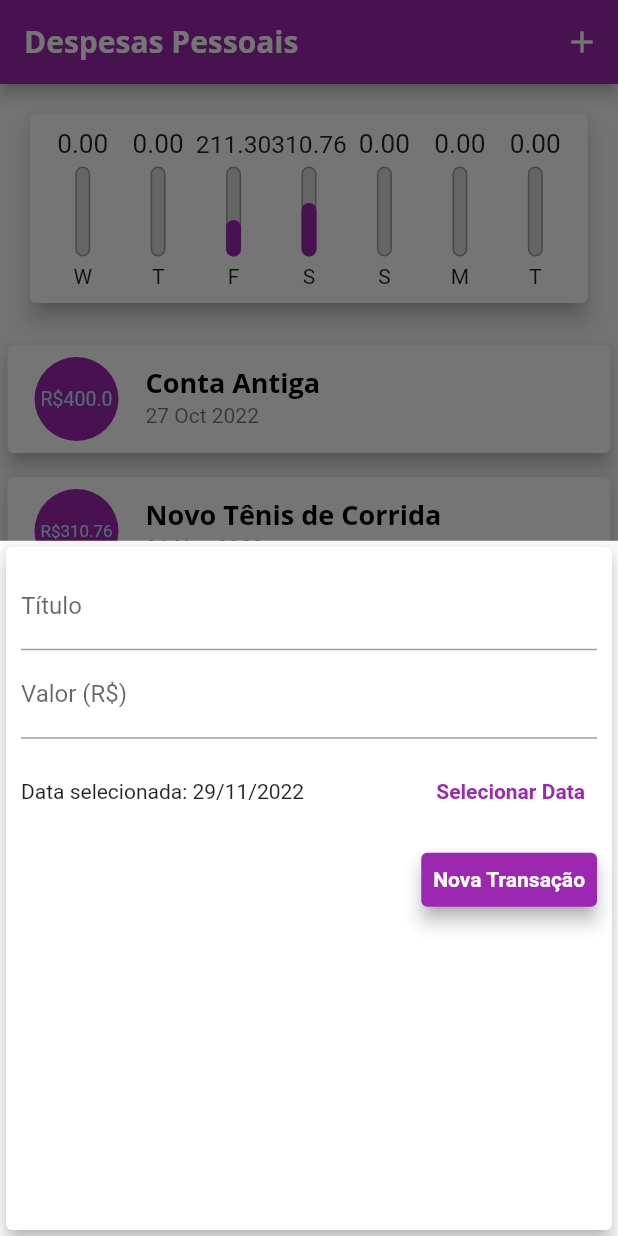
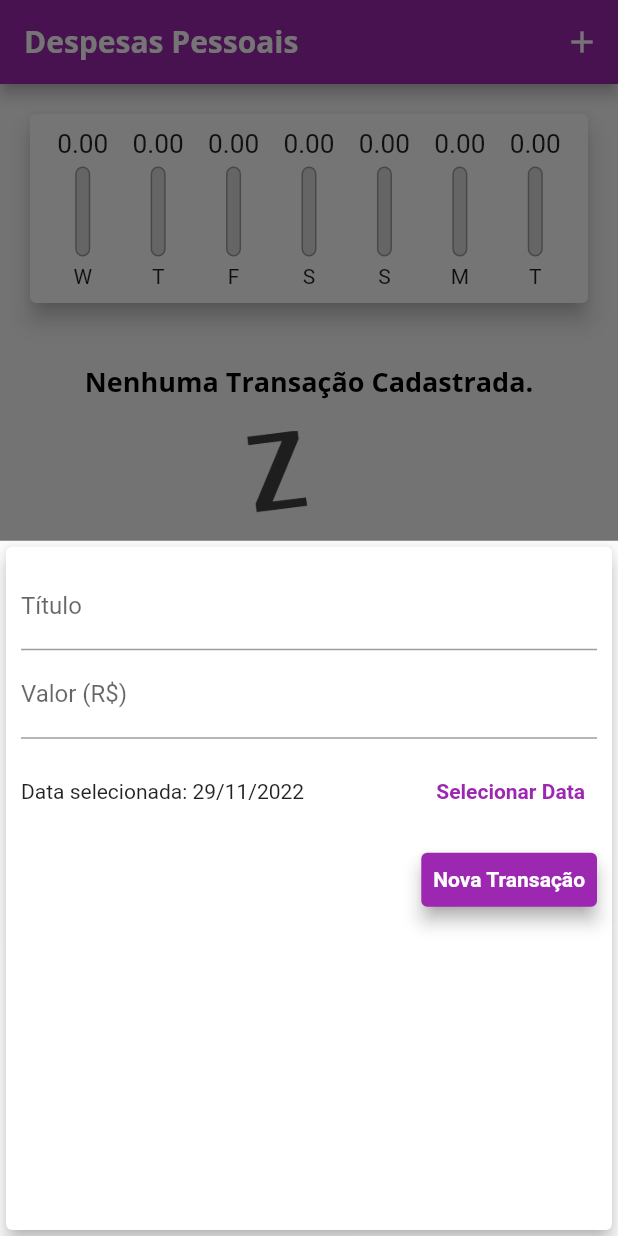
Before and after one commit to portelaoliveira/expenses, a Flutter app: the screen it shows after launch, after a tap on the "add" icon, on a phone screen of 412 x 824 dp. Run offline on Flutter 3.47's test engine with Material 2 defaults, Android fonts, the phone set to English and light mode, and no system bars.

```diff
--- a/lib/components/chart.dart
+++ b/lib/components/chart.dart
@@ -53,7 +53,9 @@ class Chart extends StatelessWidget {
               child: ChartBar(
                 label: tr['day'].toString(),
                 value: tr['value'] as double,
-                percentage: (tr['value'] as double) / _weekTotalValue,
+                percentage: _weekTotalValue == 0
+                    ? 0
+                    : (tr['value'] as double) / _weekTotalValue,
               ),
             );
           }).toList(),
--- a/lib/components/transaction_form.dart
+++ b/lib/components/transaction_form.dart
@@ -5,7 +5,7 @@ import 'package:intl/intl.dart';
 import 'package:flutter/material.dart';
 
 class TransactionForm extends StatefulWidget {
-  final void Function(String, double) onSubmit;
+  final void Function(String, double, DateTime) onSubmit;
 
   TransactionForm(this.onSubmit);
 
@@ -22,11 +22,11 @@ class _TransactionFormState extends State<TransactionForm> {
     final title = _titleController.text;
     final value = double.tryParse(_valueController.text) ?? 0.0;
 
-    if (title.isEmpty || value <= 0) {
+    if (title.isEmpty || value <= 0 || _selectedDate == null) {
       return;
     }
 
-    widget.onSubmit(title, value);
+    widget.onSubmit(title, value, _selectedDate);
   }
 
   _showDatePicker() {
--- a/lib/components/transaction_list.dart
+++ b/lib/components/transaction_list.dart
@@ -5,12 +5,14 @@ import 'package:intl/intl.dart';
 
 class TransactionList extends StatelessWidget {
   final List<Transaction> transactions;
-  TransactionList(this.transactions);
+  final void Function(String) onRemove;
+
+  TransactionList(this.transactions, this.onRemove);
 
   @override
   Widget build(BuildContext context) {
     return Container(
-      height: 300,
+      height: 430,
       child: transactions.isEmpty
           ? Column(
               children: <Widget>[
@@ -59,6 +61,11 @@ class TransactionList extends StatelessWidget {
                     subtitle: Text(
                       DateFormat('d MMM y').format(tr.date),
                     ),
+                    trailing: IconButton(
+                      icon: Icon(Icons.delete),
+                      color: Theme.of(context).errorColor,
+                      onPressed: () => onRemove(tr.id),
+                    ),
                   ),
                 );
               },
--- a/lib/main.dart
+++ b/lib/main.dart
@@ -53,26 +53,7 @@ class MyHomePage extends StatefulWidget {
 }
 
 class _MyHomePageState extends State<MyHomePage> {
-  final List<Transaction> _transactions = [
-    Transaction(
-      id: 't0',
-      title: 'Conta Antiga',
-      value: 400.00,
-      date: DateTime.now().subtract(const Duration(days: 33)),
-    ),
-    Transaction(
-      id: 't1',
-      title: 'Novo Tênis de Corrida',
-      value: 310.76,
-      date: DateTime.now().subtract(const Duration(days: 3)),
-    ),
-    Transaction(
-      id: 't2',
-      title: 'Conta de Luz',
-      value: 211.30,
-      date: DateTime.now().subtract(const Duration(days: 4)),
-    ),
-  ];
+  final List<Transaction> _transactions = [];
 
   List<Transaction> get _recentTransactions {
     return _transactions.where((tr) {
@@ -82,12 +63,12 @@ class _MyHomePageState extends State<MyHomePage> {
     }).toList();
   }
 
-  _addTransaction(String title, double value) {
+  _addTransaction(String title, double value, DateTime date) {
     final newTransaction = Transaction(
       id: Random().nextDouble().toString(),
       title: title,
       value: value,
-      date: DateTime.now(),
+      date: date,
     );
 
     setState(() {
@@ -95,6 +76,12 @@ class _MyHomePageState extends State<MyHomePage> {
     });
 
     Navigator.of(context).pop();
+  }
+
+  _removeTransaction(String id) {
+    setState(() {
+      _transactions.removeWhere((tr) => tr.id == id);
+    });
   }
 
   _openTransactionFormModal(BuildContext context) {
@@ -123,7 +110,7 @@ class _MyHomePageState extends State<MyHomePage> {
           crossAxisAlignment: CrossAxisAlignment.stretch,
           children: [
             Chart(_recentTransactions),
-            TransactionList(_transactions),
+            TransactionList(_transactions, _removeTransaction),
           ],
         ),
       ),
```
